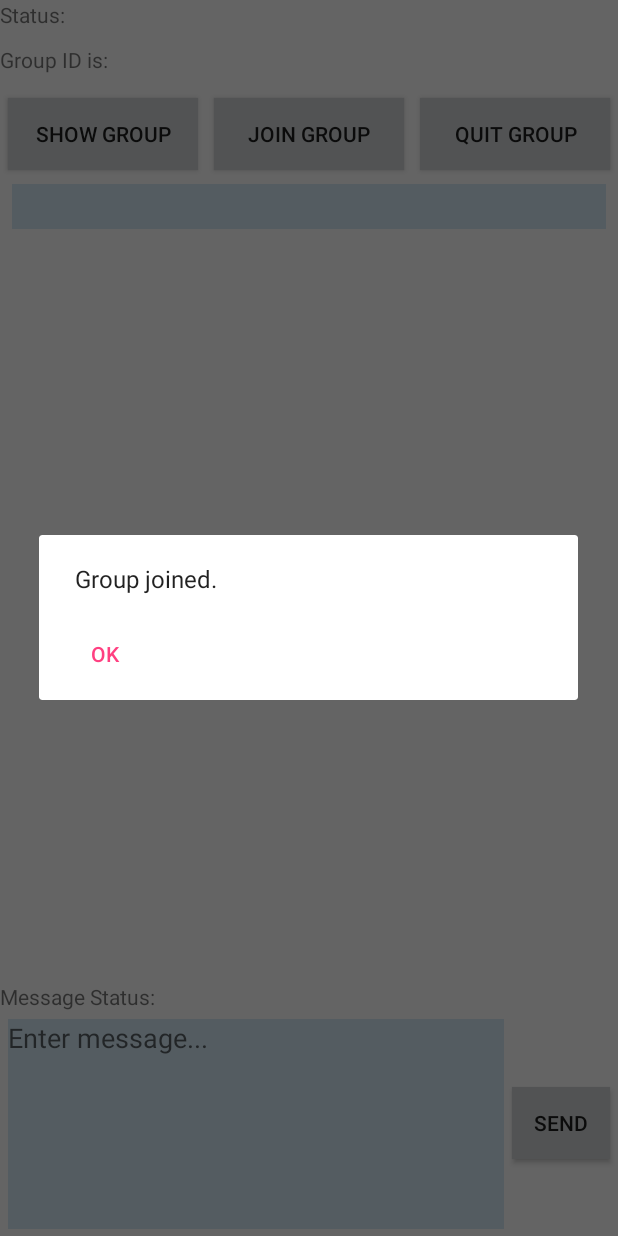
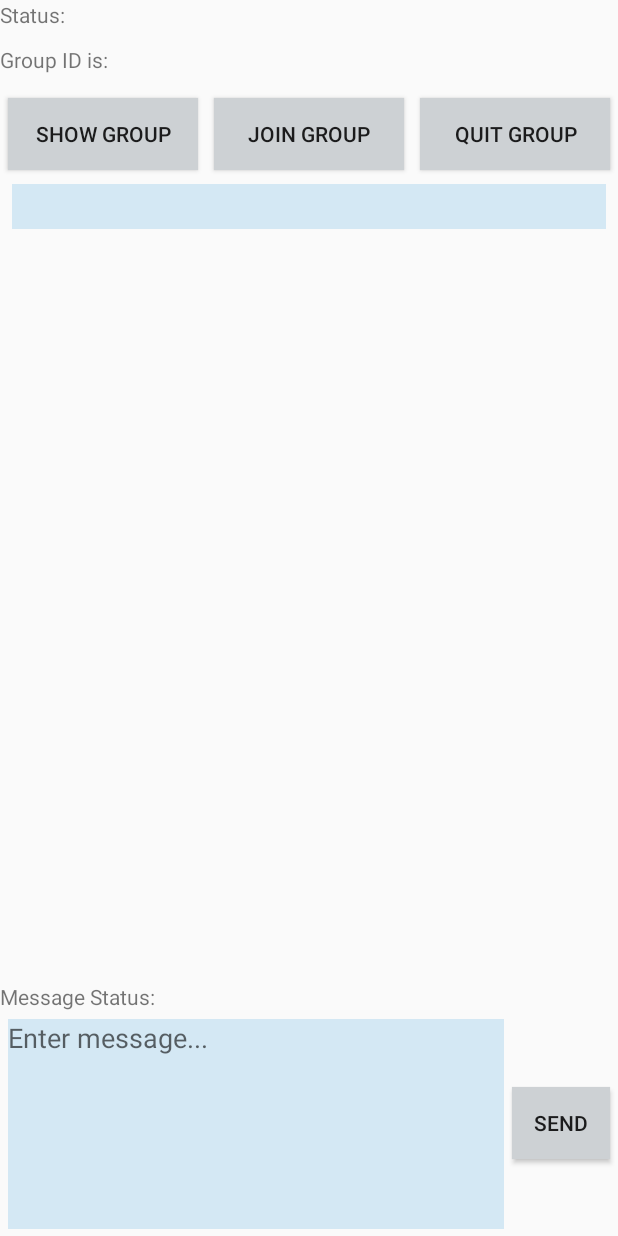
Before and after one commit to prateekmadhikar/ece416chat, an Android app: the ChatActivity screen opened directly, with no data from a screen before it, after a tap on "JOIN GROUP", on a phone screen of 412 x 824 dp. Run offline under Robolectric (Android 15) with nearby library versions, the phone set to English and light mode, and no system bars; libraries missing offline, so code that uses them is left out: org.java_websocket, org.java_websocket.client, org.java_websocket.handshake; 2 statements that could not run were skipped.

Commit message:
App Bug Fixes and Updates
- Only show join alert when we haven't join it previously (otherwise we just return to the group, still behaves like we are joined (because we are).
- Update message status if we are offline
- Make Message Window Scrollable
- Tested Buffering

```diff
--- a/app/Snaikbytes/app/src/main/java/ece416/snaikbytes/MessageManager.java
+++ b/app/Snaikbytes/app/src/main/java/ece416/snaikbytes/MessageManager.java
@@ -92,14 +92,24 @@ public final class MessageManager implements Serializable {
         mShowMessages = show;
     }
 
-    private void AddToActiveGroups(String group)
+    private boolean IsActiveGroup(String group)
     {
         for (String x : mActiveGroups) {
             if (x.equals(group))
             {
-                return;
+                return true;
             }
         }
+        return false;
+    }
+
+    private void AddToActiveGroups(String group)
+    {
+        if(IsActiveGroup(group))
+        {
+            return;
+        }
+        //else..
         mActiveGroups.add(group);
     }
 
@@ -177,6 +187,7 @@ public final class MessageManager implements Serializable {
             mWebSocketClient.send(json.toString().getBytes(StandardCharsets.UTF_8));
         } else {
             Log.i("Websocket", "Buffering Messages");
+            UpdateUIText("Message Status: Buffered", R.id.messageStatusText);
             mMessageQueue.add(json);
         }
     }
@@ -243,8 +254,12 @@ public final class MessageManager implements Serializable {
             jsonMessage.put("user_id", userID);
             jsonMessage.put("group_id", group);
             SendJSON(jsonMessage);
+
+            if(!IsActiveGroup(group))
+            {
+                ShowAlert(group);
+            }
             AddToActiveGroups(group);
-            ShowAlert("Group joined.");
         } catch (JSONException e) {
             Log.d("Exceptions", "JSON Error " + e);
         }
--- a/app/Snaikbytes/app/src/main/res/layout/activity_chat.xml
+++ b/app/Snaikbytes/app/src/main/res/layout/activity_chat.xml
@@ -64,6 +64,11 @@
         android:orientation="vertical"
         android:layout_weight="1">
 
+        <ScrollView android:id="@+id/chatMessageScroller"
+            android:layout_width="fill_parent"
+            android:layout_height="wrap_content"
+            android:fillViewport="true"
+            android:scrollbars="vertical">
         <TextView
             android:id="@+id/message"
             android:background="@color/chatMessage"
@@ -74,7 +79,10 @@
             android:layout_marginTop="4dp"
             android:layout_marginBottom="4dp"
             android:padding="5dp"
-            android:text="First message here\ntest" />
+            android:text="First message here\ntest"
+            android:layout_weight="1.0"/>
+        </ScrollView>
+
 
     </LinearLayout>
 
```
